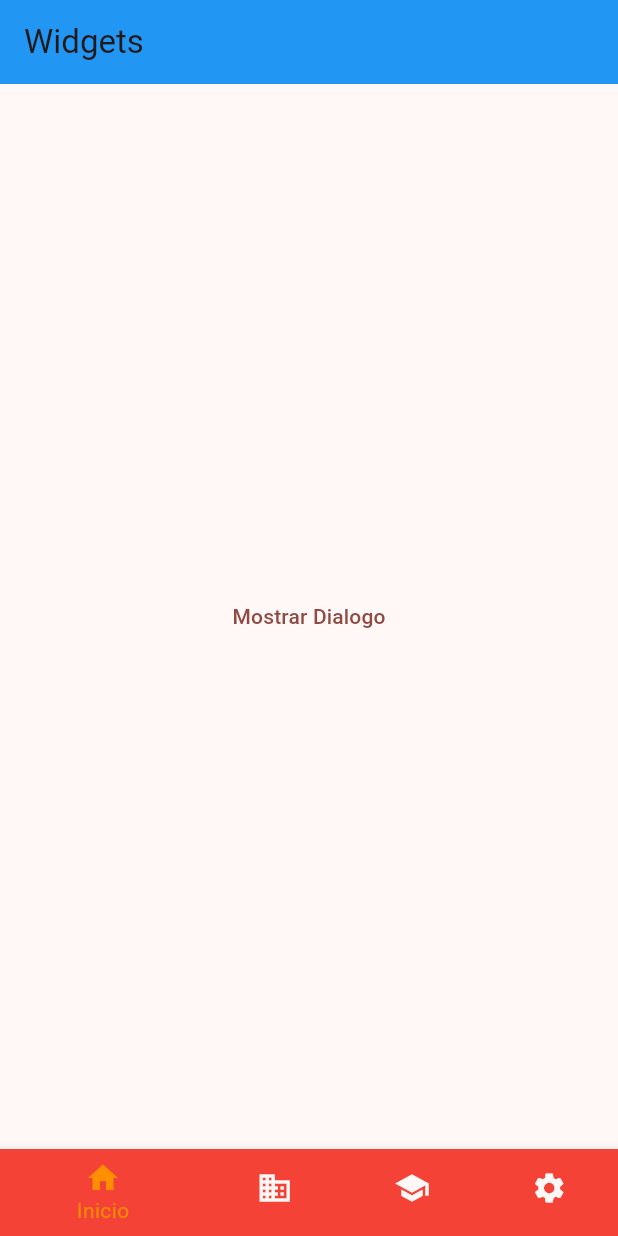
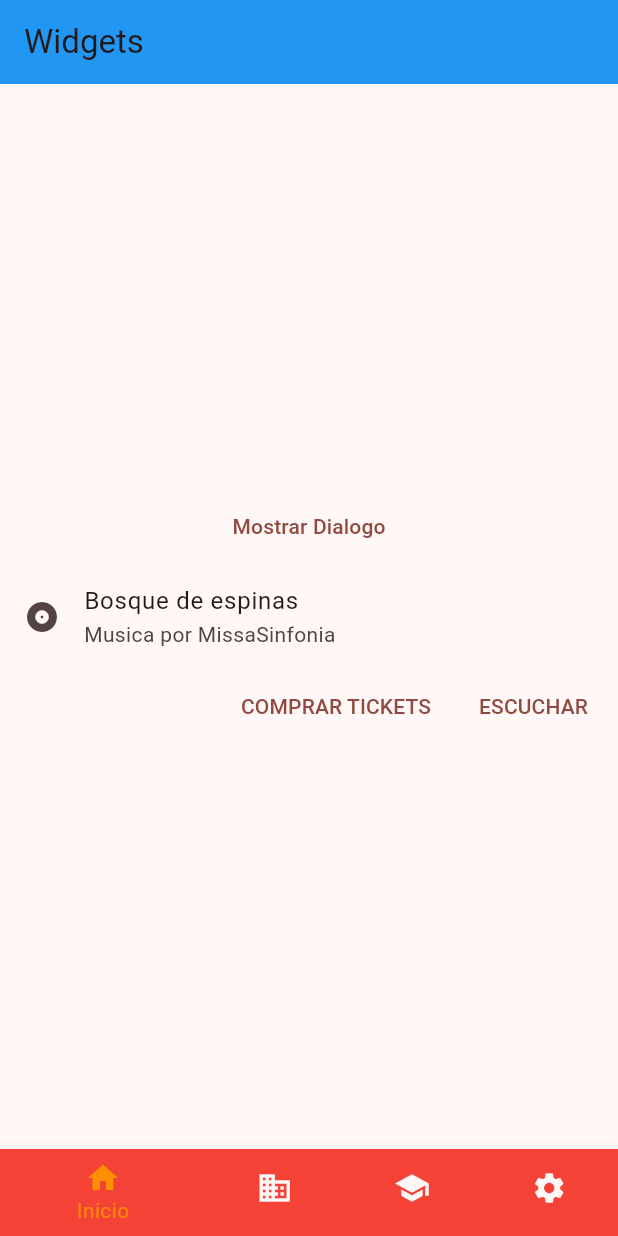
Before and after one commit to ElEdwinJSH/widgets_proyecto, a Flutter app: the screen it shows after launch, on a phone screen of 412 x 824 dp. Run offline on Flutter 3.47's test engine with Material 2 defaults, Android fonts, the phone set to English and light mode, and no system bars.

Commit message:
CardClass hecho

```diff
--- a/lib/pages/AlertDialog.dart
+++ b/lib/pages/AlertDialog.dart
@@ -1,4 +1,5 @@
 import 'package:flutter/material.dart';
+import 'package:widgets_proyecto/pages/CardClass.dart';
 
 class Alert extends StatefulWidget {
   const Alert({super.key});
--- a/lib/pages/BottomNavigationBar.dart
+++ b/lib/pages/BottomNavigationBar.dart
@@ -1,5 +1,6 @@
 import 'package:flutter/material.dart';
 import 'package:widgets_proyecto/pages/AlertDialog.dart';
+import 'package:widgets_proyecto/pages/CardClass.dart';
 
 class BNavigation extends StatefulWidget {
   const BNavigation({super.key});
@@ -13,7 +14,14 @@ class _BNavigationState extends State<BNavigation> {
   static const TextStyle optionStyle =
       TextStyle(fontSize: 30, fontWeight: FontWeight.bold);
   static const List<Widget> _widgetOptions = <Widget>[
-    Alert(),
+    Scaffold(
+      body: Center(
+        child: Column(
+          mainAxisAlignment: MainAxisAlignment.center,
+          children: [Alert(), CardC()],
+        ),
+      ),
+    ),
     Text(
       'Index 1: Trabajo',
       style: optionStyle,
--- /dev/null
+++ b/lib/pages/CardClass.dart
@@ -0,0 +1,41 @@
+import 'package:flutter/material.dart';
+
+class CardC extends StatefulWidget {
+  const CardC({super.key});
+
+  @override
+  State<CardC> createState() => _CardCState();
+}
+
+class _CardCState extends State<CardC> {
+  @override
+  Widget build(BuildContext context) {
+    return Center(
+      child: Column(
+        mainAxisSize: MainAxisSize.min,
+        children: <Widget>[
+          const ListTile(
+            leading: Icon(Icons.album),
+            title: Text('Bosque de espinas'),
+            subtitle: Text('Musica por MissaSinfonia'),
+          ),
+          Row(
+            mainAxisAlignment: MainAxisAlignment.end,
+            children: <Widget>[
+              TextButton(
+                onPressed: () {/*...*/},
+                child: const Text('COMPRAR TICKETS'),
+              ),
+              const SizedBox(width: 8),
+              TextButton(
+                onPressed: () {/*...*/},
+                child: const Text('ESCUCHAR'),
+              ),
+              const SizedBox(width: 8),
+            ],
+          )
+        ],
+      ),
+    );
+  }
+}
--- a/lib/pages/Inicio.dart
+++ b/lib/pages/Inicio.dart
@@ -1,5 +1,4 @@
 import 'package:flutter/material.dart';
-import 'package:widgets_proyecto/pages/AlertDialog.dart';
 import 'package:widgets_proyecto/pages/BottomNavigationBar.dart';
 
 class Inicio extends StatefulWidget {
```
